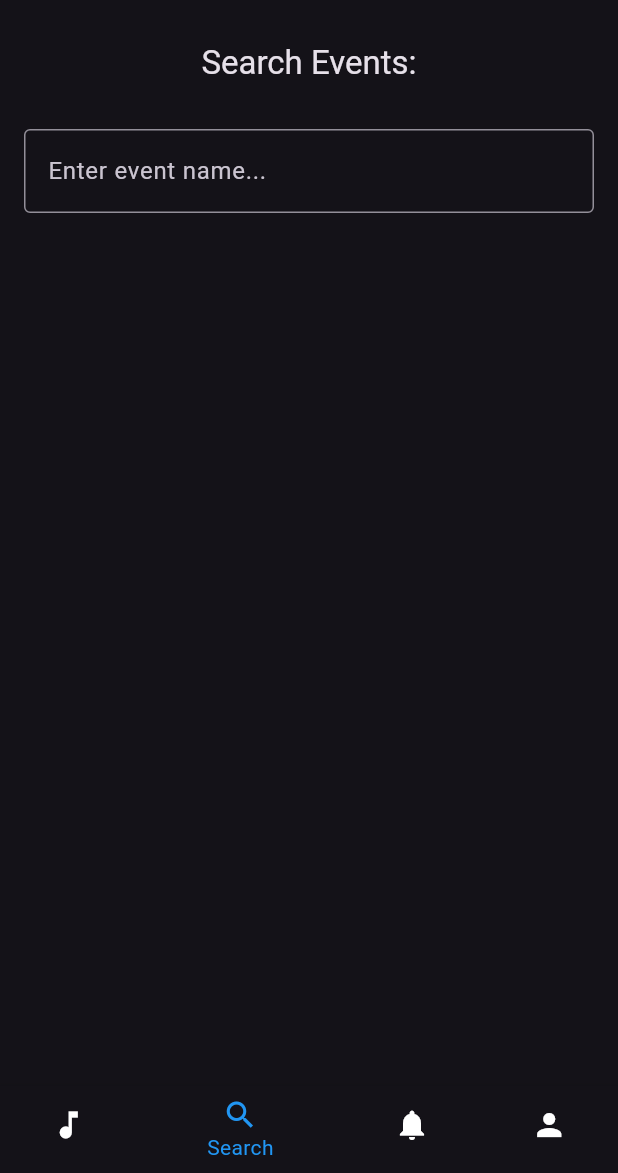
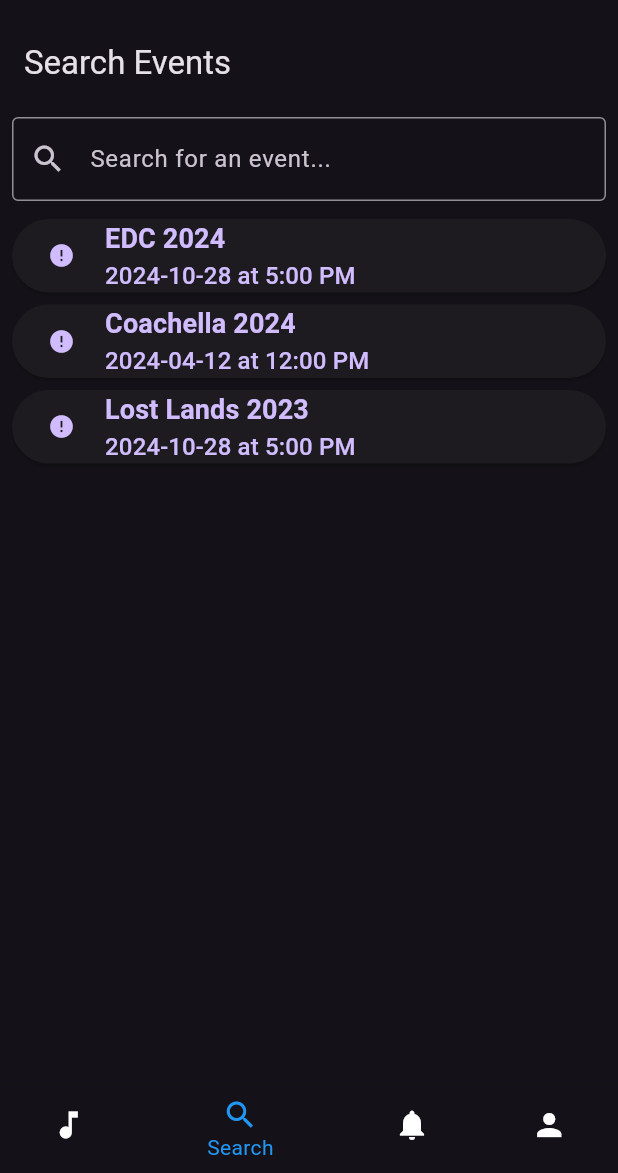
Before and after one commit to OmeidN/theft_app, a Flutter app: the screen it shows once a user with an empty profile is signed in, item 2 of the bottom bar chosen, on a phone screen of 412 x 824 dp, the part 63-1236 px from its top. Run offline on Flutter 3.47's test engine with Material 3 defaults, Android fonts, the phone set to English and light mode, and no system bars; our stand-ins replace firebase_auth, firebase_core; accounts and stored records are empty; network calls fail.

Commit message:
search functionality + events list is now stored in main to make passing it to pages easier

```diff
--- a/lib/main.dart
+++ b/lib/main.dart
@@ -43,18 +43,53 @@
   const MainPage({super.key});
 
   @override
-  _MainPageState createState() => _MainPageState();
+  MainPageState createState() => MainPageState();
 }
 
-class _MainPageState extends State<MainPage> {
+class MainPageState extends State<MainPage> {
   int _selectedIndex = 0;
 
-  final List<Widget> _pages = [
-    UpcomingEventsPage(),
-    const SearchPage(),
-    const Page3(),
-    ProfilePage(),
+  late List<Widget> _pages;
+
+  final List<Event> events = [
+    Event(
+      name: 'EDC 2024',
+      date: '2024-10-28',
+      time: '5:00 PM',
+      logoUrl:
+          'https://encrypted-tbn0.gstatic.com/images?q=tbn:ANd9GcRniXJpNK2UFfsnkP5DV1it6CaTzv32lpvSPA&s',
+      mapUrl: 'https://i.redd.it/pxczjrfuuwz81.jpg',
+    ),
+    Event(
+      name: 'Coachella 2024',
+      date: '2024-04-12',
+      time: '12:00 PM',
+      logoUrl:
+          'https://play-lh.googleusercontent.com/RHwEuVQUhY-5F6cbF4iMR9rKv2tU7iAaUEk_KLF1ZDgfMc6XsuclC-A81Jz4BxlRXJU=w240-h480-rw',
+      mapUrl:
+          'https://media.coachella.com/content/content_images/452/qsiLKM8QJB256XSDzEgTBmjXM7RqtOExeYwZz6NW.jpg',
+    ),
+    Event(
+      name: 'Lost Lands 2023',
+      date: '2024-10-28',
+      time: '5:00 PM',
+      logoUrl:
+          'https://www.lostlandsfestival.com/wp-content/uploads/2020/02/LL2020Profile.jpg',
+      mapUrl:
+          'https://preview.redd.it/maps-are-here-v0-em31yzdd6aob1.jpg?width=1080&crop=smart&auto=webp&s=c70648e277732f40824309e465f94c2f900a043b',
+    ),
   ];
+
+  @override
+  void initState() {
+    super.initState();
+    _pages = [
+      UpcomingEventsPage(events: events),
+      SearchPage(events: events),
+      const Page3(),
+      ProfilePage(),
+    ];
+  }
 
   void _onItemTapped(int index) {
     setState(() {
--- a/lib/mapPages/MapPageParent.dart
+++ b/lib/mapPages/MapPageParent.dart
@@ -15,10 +15,10 @@
   });
 
   @override
-  _MapPageParentState createState() => _MapPageParentState();
+  MapPageParentState createState() => MapPageParentState();
 }
 
-class _MapPageParentState extends State<MapPageParent> {
+class MapPageParentState extends State<MapPageParent> {
   List<Offset> pinPositions = [];
   bool canPlacePin = false;
   bool isBlackAndWhite = false;
--- a/lib/pages/loginPage.dart
+++ b/lib/pages/loginPage.dart
@@ -5,10 +5,10 @@
   const LoginPage({Key? key}) : super(key: key);
 
   @override
-  _LoginPageState createState() => _LoginPageState();
+  LoginPageState createState() => LoginPageState();
 }
 
-class _LoginPageState extends State<LoginPage> {
+class LoginPageState extends State<LoginPage> {
   final FirebaseAuth _auth = FirebaseAuth.instance;
   final TextEditingController _emailController = TextEditingController();
   final TextEditingController _passwordController = TextEditingController();
--- a/lib/pages/searchPage.dart
+++ b/lib/pages/searchPage.dart
@@ -1,28 +1,113 @@
 import 'package:flutter/material.dart';
+import 'package:theft_app/mapPages/MapPageParent.dart';
+import 'upcomingEventsPage.dart';
 
-class SearchPage extends StatelessWidget {
-  const SearchPage({Key? key}) : super(key: key);
+class SearchPage extends StatefulWidget {
+  final List<Event> events;
+
+  SearchPage({Key? key, required this.events}) : super(key: key);
+
+  @override
+  SearchPageState createState() => SearchPageState();
+}
+
+class SearchPageState extends State<SearchPage> {
+  List<Event> filteredEvents = [];
+  String searchQuery = "";
+
+  @override
+  void initState() {
+    super.initState();
+    filteredEvents = widget.events;
+  }
+
+  void _filterEvents(String query) {
+    setState(() {
+      searchQuery = query;
+      if (query.isEmpty) {
+        filteredEvents = widget.events;
+      } else {
+        filteredEvents = widget.events
+            .where((event) =>
+                event.name.toLowerCase().contains(query.toLowerCase()))
+            .toList();
+      }
+    });
+  }
 
   @override
   Widget build(BuildContext context) {
     return Scaffold(
       appBar: AppBar(
-        title: const Text('Search Events:'),
-        centerTitle: true,
+        title: const Text('Search Events'),
       ),
-      body: const Padding(
-        padding: EdgeInsets.all(16.0),
-        child: Column(
-          crossAxisAlignment: CrossAxisAlignment.stretch,
-          children: <Widget>[
-            TextField(
-              decoration: InputDecoration(
-                labelText: 'Enter event name...',
+      body: Column(
+        children: [
+          Padding(
+            padding: const EdgeInsets.all(8.0),
+            child: TextField(
+              decoration: const InputDecoration(
+                hintText: 'Search for an event...',
                 border: OutlineInputBorder(),
+                prefixIcon: Icon(Icons.search),
               ),
+              onChanged: _filterEvents,
             ),
-          ],
-        ),
+          ),
+          Expanded(
+            child: ListView.builder(
+              itemCount: filteredEvents.length,
+              itemBuilder: (context, index) {
+                final event = filteredEvents[index];
+                return Padding(
+                  padding: const EdgeInsets.symmetric(
+                      horizontal: 8.0, vertical: 4.0),
+                  child: ElevatedButton(
+                    onPressed: () {
+                      Navigator.push(
+                        context,
+                        MaterialPageRoute(
+                          builder: (context) => MapPageParent(
+                            eventName: event.name,
+                            mapUrl: event.mapUrl,
+                          ),
+                        ),
+                      );
+                    },
+                    child: Row(
+                      mainAxisAlignment: MainAxisAlignment.start,
+                      children: [
+                        ClipRRect(
+                          borderRadius: BorderRadius.circular(12),
+                          child: Image.network(
+                            event.logoUrl,
+                            height: 50,
+                            width: 50,
+                            fit: BoxFit.cover,
+                            errorBuilder: (context, error, stackTrace) {
+                              return const Icon(Icons.error);
+                            },
+                          ),
+                        ),
+                        const SizedBox(width: 20),
+                        Column(
+                          crossAxisAlignment: CrossAxisAlignment.start,
+                          children: [
+                            Text(event.name,
+                                style: const TextStyle(
+                                    fontSize: 18, fontWeight: FontWeight.bold)),
+                            Text('${event.date} at ${event.time}',
+                                style: const TextStyle(fontSize: 16)),
+                          ],
+                        ),
+                      ],
+                    ),
+                  ),
+                );
+              },
+            ),
+          ),
+        ],
       ),
     );
   }
--- a/lib/pages/upcomingEventsPage.dart
+++ b/lib/pages/upcomingEventsPage.dart
@@ -1,34 +1,10 @@
-// ignore_for_file: file_names
-
 import 'package:flutter/material.dart';
 import 'package:theft_app/mapPages/MapPageParent.dart';
 
 class UpcomingEventsPage extends StatelessWidget {
-  final List<Event> events = [
-    Event(
-      name: 'EDC 2024',
-      date: '2024-10-28',
-      time: '5:00 PM',
-      logoUrl: 'https://encrypted-tbn0.gstatic.com/images?q=tbn:ANd9GcRniXJpNK2UFfsnkP5DV1it6CaTzv32lpvSPA&s',
-      mapUrl: 'https://i.redd.it/pxczjrfuuwz81.jpg',
-    ),
-    Event(
-      name: 'Coachella 2024',
-      date: '2024-04-12',
-      time: '12:00 PM',
-      logoUrl: 'https://play-lh.googleusercontent.com/RHwEuVQUhY-5F6cbF4iMR9rKv2tU7iAaUEk_KLF1ZDgfMc6XsuclC-A81Jz4BxlRXJU=w240-h480-rw',
-      mapUrl: 'https://media.coachella.com/content/content_images/452/qsiLKM8QJB256XSDzEgTBmjXM7RqtOExeYwZz6NW.jpg',
-    ),
-    Event(
-      name: 'Lost Lands 2023',
-      date: '2024-10-28',
-      time: '5:00 PM',
-      logoUrl: 'https://www.lostlandsfestival.com/wp-content/uploads/2020/02/LL2020Profile.jpg',
-      mapUrl: 'https://preview.redd.it/maps-are-here-v0-em31yzdd6aob1.jpg?width=1080&crop=smart&auto=webp&s=c70648e277732f40824309e465f94c2f900a043b',
-    ),
-  ];
+  final List<Event> events;
 
-  UpcomingEventsPage({super.key});
+  UpcomingEventsPage({super.key, required this.events});
 
   @override
   Widget build(BuildContext context) {
@@ -56,7 +32,8 @@
         Navigator.push(
           context,
           MaterialPageRoute(
-            builder: (context) => MapPageParent(eventName: event.name, mapUrl: event.mapUrl),
+            builder: (context) =>
+                MapPageParent(eventName: event.name, mapUrl: event.mapUrl),
           ),
         );
       },
@@ -83,8 +60,11 @@
           Column(
             crossAxisAlignment: CrossAxisAlignment.start,
             children: [
-              Text(event.name, style: const TextStyle(fontSize: 18, fontWeight: FontWeight.bold)),
-              Text('${event.date} at ${event.time}', style: const TextStyle(fontSize: 16)),
+              Text(event.name,
+                  style: const TextStyle(
+                      fontSize: 18, fontWeight: FontWeight.bold)),
+              Text('${event.date} at ${event.time}',
+                  style: const TextStyle(fontSize: 16)),
             ],
           ),
         ],
```
